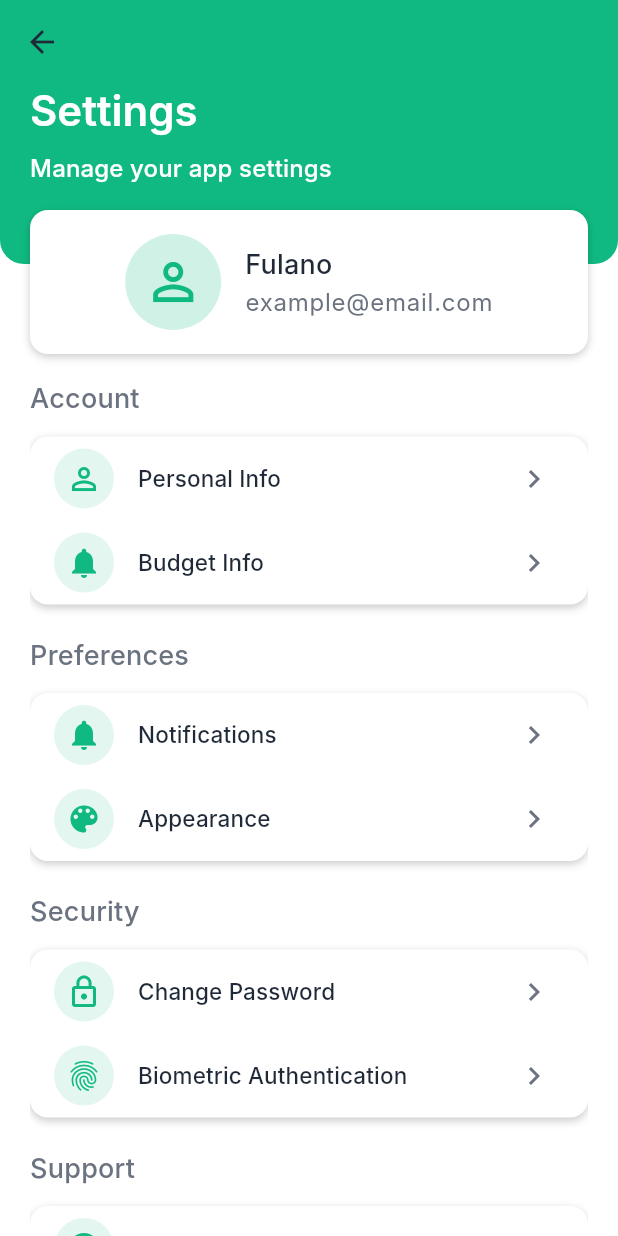
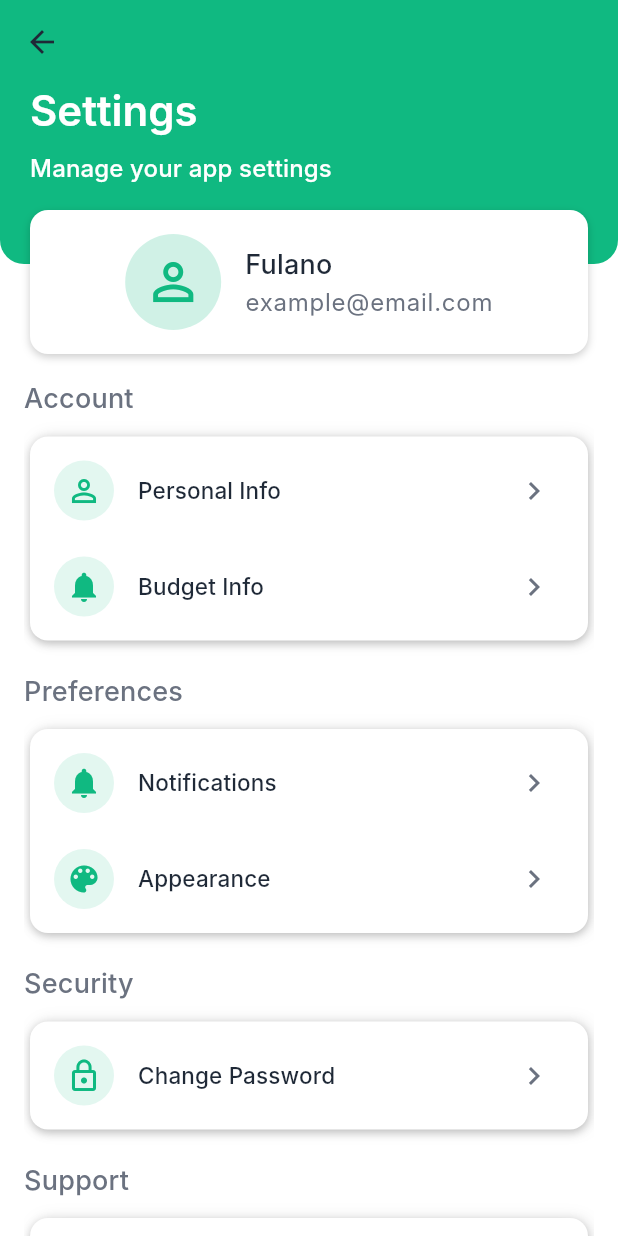
Before and after one commit to SimpleG20/EcoWallet-Mobile, a Flutter app: the SettingsPage screen opened directly, on a phone screen of 412 x 824 dp. Run offline on Flutter 3.47's test engine with Material 3 defaults, Android fonts, the light colour scheme and no system bars; our stand-ins replace equatable, flutter_bloc, fpdart, get_it, sqflite; accounts and stored records are empty; Roboto replaces fonts that are missing (Inter).

Commit message:
Add validators and i18n for personal info fields
Introduced new validators for email, phone, address, date, and name in app_validators.dart. Updated localization files (en/pt) and AppLocalizations to include new labels and error messages for these fields. Refactored settings_page.dart to support navigation to personal info and other settings sections, and improved UI structure and styling in settings_container.dart.

```diff
--- a/lib/features/settings/presentation/pages/settings_page.dart
+++ b/lib/features/settings/presentation/pages/settings_page.dart
@@ -1,11 +1,19 @@
-import 'package:eco_wallet/core/constants/ui_data.dart';
+import 'package:eco_wallet/features/settings/presentation/pages/personal_page.dart';
 import 'package:eco_wallet/features/settings/presentation/widgets/settings_option_item.dart';
 import 'package:eco_wallet/features/settings/presentation/widgets/settings_container.dart';
 import 'package:eco_wallet/l10n/app_localizations.dart';
 import 'package:flutter/material.dart';
 
-class SettingsPage extends StatelessWidget {
+class SettingsPage extends StatefulWidget {
   const SettingsPage({super.key});
+
+  @override
+  State<SettingsPage> createState() => _SettingsPageState();
+}
+
+class _SettingsPageState extends State<SettingsPage> {
+  Widget? _page;
+
   @override
   Widget build(BuildContext context) {
     final loc = AppLocalizations.of(context)!;
@@ -15,22 +23,21 @@ class SettingsPage extends StatelessWidget {
       appBar: AppBar(
         backgroundColor: theme.colorScheme.primaryContainer,
       ),
-      body: _buildBody(context, loc, theme),
+      body: _page ?? _buildBody(context, loc, theme),
     );
   }
 
-  Widget _buildBody(
-      BuildContext context, AppLocalizations loc, ThemeData theme) {
+  Widget _buildBody(BuildContext context, AppLocalizations loc, ThemeData theme) {
     return Column(
+      crossAxisAlignment: CrossAxisAlignment.stretch,
       children: [
         _buildHeader(context, loc, theme),
-        _buildSettingsOptions(context, loc, theme)
+        _buildSettingsOptions(context, loc, theme),
       ],
     );
   }
 
-  Widget _buildHeader(
-      BuildContext context, AppLocalizations loc, ThemeData theme) {
+  Widget _buildHeader(BuildContext context, AppLocalizations loc, ThemeData theme) {
     return SizedBox(
       height: 180,
       child: Stack(
@@ -83,8 +90,7 @@ class SettingsPage extends StatelessWidget {
                     children: [
                       CircleAvatar(
                         radius: 32,
-                        backgroundColor:
-                            theme.colorScheme.primary.withAlpha(50),
+                        backgroundColor: theme.colorScheme.primary.withAlpha(50),
                         child: Icon(
                           //state.profilePictureUrl != null ? --- IGNORE ---
                           Icons.person_outline,
@@ -103,8 +109,7 @@ class SettingsPage extends StatelessWidget {
                           ),
                           Text(
                             "example@email.com", //state.email,
-                            style: theme.textTheme.bodyLarge?.copyWith(
-                                color: theme.colorScheme.onSurfaceVariant),
+                            style: theme.textTheme.bodyLarge?.copyWith(color: theme.colorScheme.onSurfaceVariant),
                           ),
                         ],
                       ),
@@ -119,11 +124,10 @@ class SettingsPage extends StatelessWidget {
     );
   }
 
-  Widget _buildSettingsOptions(
-      BuildContext context, AppLocalizations loc, ThemeData theme) {
+  Widget _buildSettingsOptions(BuildContext context, AppLocalizations loc, ThemeData theme) {
     return Expanded(
       child: Padding(
-        padding: const EdgeInsets.symmetric(horizontal: 20.0),
+        padding: const EdgeInsets.symmetric(horizontal: 16.0),
         child: SingleChildScrollView(
           child: Column(
             crossAxisAlignment: CrossAxisAlignment.stretch,
@@ -146,94 +150,86 @@ class SettingsPage extends StatelessWidget {
     );
   }
 
-  Widget _buildAccountSection(
-      BuildContext context, AppLocalizations loc, ThemeData theme) {
+  Widget _buildAccountSection(BuildContext context, AppLocalizations loc, ThemeData theme) {
     return SettingsContainer(
       sectionLabel: loc.lbAccount,
       options: [
         SettingsOptionItem(
-            icon: Icons.person_outline,
-            title: loc.lbPersonalInfo,
-            onTap: () => _openModal(
-                context, Center() /* pass the widget you want to show here */)),
+          icon: Icons.person_outline,
+          title: loc.lbPersonalInfo,
+          onTap: () => _showScreen(context, PersonalPage()),
+        ),
+        const SizedBox(height: 8),
         SettingsOptionItem(
           icon: Icons.notifications,
           title: loc.lbBudgetInfo,
-          onTap: () => _openModal(
-              context, Center() /* pass the widget you want to show here */),
+          onTap: () => _showScreen(context, Center() /* pass the widget you want to show here */),
         ),
       ],
     );
   }
 
-  Widget _buildPreferencesSection(
-      BuildContext context, AppLocalizations loc, ThemeData theme) {
+  Widget _buildPreferencesSection(BuildContext context, AppLocalizations loc, ThemeData theme) {
     return SettingsContainer(
       sectionLabel: loc.lbPreferences,
       options: [
         SettingsOptionItem(
           icon: Icons.notifications,
           title: loc.lbNotifications,
-          onTap: () => _openModal(
-              context, Center() /* pass the widget you want to show here */),
+          onTap: () => _showScreen(context, Center() /* pass the widget you want to show here */),
         ),
+        const SizedBox(height: 8),
         SettingsOptionItem(
           icon: Icons.color_lens,
           title: loc.lbAppearance,
-          onTap: () => _openModal(
-              context, Center() /* pass the widget you want to show here */),
+          onTap: () => _showScreen(context, Center() /* pass the widget you want to show here */),
         ),
       ],
     );
   }
 
-  Widget _buildSecuritySection(
-      BuildContext context, AppLocalizations loc, ThemeData theme) {
+  Widget _buildSecuritySection(BuildContext context, AppLocalizations loc, ThemeData theme) {
     return SettingsContainer(
       sectionLabel: loc.lbSecurity,
       options: [
         SettingsOptionItem(
           icon: Icons.lock_outline,
           title: loc.lbChangePassword,
-          onTap: () => _openModal(
-              context, Center() /* pass the widget you want to show here */),
+          onTap: () => _showScreen(context, Center() /* pass the widget you want to show here */),
         ),
-        SettingsOptionItem(
-          icon: Icons.fingerprint,
-          title: loc.lbBiometrics,
-          onTap: () => _openModal(
-              context, Center() /* pass the widget you want to show here */),
-        ),
+        // const SizedBox(height: 8),
+        // SettingsOptionItem(
+        //   icon: Icons.fingerprint,
+        //   title: loc.lbBiometrics,
+        //   onTap: () => _showScreen(
+        //       context, Center() /* pass the widget you want to show here */),
+        // ),
       ],
     );
   }
 
-  Widget _buildSupportSection(
-      BuildContext context, AppLocalizations loc, ThemeData theme) {
+  Widget _buildSupportSection(BuildContext context, AppLocalizations loc, ThemeData theme) {
     return SettingsContainer(
       sectionLabel: loc.lbSupport,
       options: [
         SettingsOptionItem(
           icon: Icons.help_outline,
           title: loc.lbHelpCenter,
-          onTap: () => _openModal(
-              context, Center() /* pass the widget you want to show here */),
+          onTap: () => _showScreen(context, Center() /* pass the widget you want to show here */),
         ),
+        const SizedBox(height: 8),
         SettingsOptionItem(
           icon: Icons.feedback_outlined,
           title: loc.lbSendFeedback,
-          onTap: () => _openModal(
-              context, Center() /* pass the widget you want to show here */),
+          onTap: () => _showScreen(context, Center() /* pass the widget you want to show here */),
         ),
       ],
     );
   }
 
-  Widget _buildLogoutBtn(
-      BuildContext context, AppLocalizations loc, ThemeData theme) {
+  Widget _buildLogoutBtn(BuildContext context, AppLocalizations loc, ThemeData theme) {
     return ElevatedButton(
       style: ElevatedButton.styleFrom(
-        elevation: 4,
         backgroundColor: theme.colorScheme.onErrorContainer,
         foregroundColor: theme.colorScheme.error,
       ),
@@ -244,23 +240,16 @@ class SettingsPage extends StatelessWidget {
     );
   }
 
-  void _openModal(BuildContext context, Widget child) {
-    var mediaQuery = MediaQuery.of(context);
-    showModalBottomSheet(
-      context: context,
-      builder: (context) {
-        return Container(
-          height: mediaQuery.size.height * kModalHeightFactor,
-          decoration: BoxDecoration(
-            color: Theme.of(context).colorScheme.surface,
-            borderRadius: const BorderRadius.only(
-              topLeft: Radius.circular(32.0),
-              topRight: Radius.circular(32.0),
-            ),
-          ),
-          child: child,
-        );
-      },
+  Widget _buildDeleteAccountBtn(BuildContext context, AppLocalizations loc, ThemeData theme) {
+    return TextButton(
+      onPressed: () {},
+      child: Text(loc.lbDeleteAccount),
     );
   }
+
+  void _showScreen(BuildContext context, Widget child) {
+    setState(() {
+      _page = child;
+    });
+  }
 }
--- a/lib/features/settings/presentation/widgets/settings_container.dart
+++ b/lib/features/settings/presentation/widgets/settings_container.dart
@@ -25,6 +25,8 @@ class SettingsContainer extends StatelessWidget {
         ),
         const SizedBox(height: 12),
         Container(
+          margin: const EdgeInsets.symmetric(horizontal: 4),
+          padding: const EdgeInsets.symmetric(vertical: 8),
           decoration: BoxDecoration(
             color: theme.colorScheme.surface,
             borderRadius: BorderRadius.circular(12.0),
@@ -33,6 +35,11 @@ class SettingsContainer extends StatelessWidget {
                 color: Colors.black.withValues(alpha: 0.2),
                 blurRadius: 4,
                 offset: const Offset(0, 2),
+              ),
+              BoxShadow(
+                color: Colors.black.withValues(alpha: 0.1),
+                blurRadius: 8,
+                offset: const Offset(2, 0),
               ),
             ],
           ),
--- a/lib/l10n/app_localizations.dart
+++ b/lib/l10n/app_localizations.dart
@@ -158,6 +158,30 @@ abstract class AppLocalizations {
   /// **'Manage your app settings'**
   String get settingsSubTitle;
 
+  /// No description provided for @personalInfoSubTitle.
+  ///
+  /// In en, this message translates to:
+  /// **'Update your personal information'**
+  String get personalInfoSubTitle;
+
+  /// No description provided for @securitySubTitle.
+  ///
+  /// In en, this message translates to:
+  /// **'Enhance your account security'**
+  String get securitySubTitle;
+
+  /// No description provided for @notificationsSubTitle.
+  ///
+  /// In en, this message translates to:
+  /// **'Manage your notification preferences'**
+  String get notificationsSubTitle;
+
+  /// No description provided for @budgetInfoSubTitle.
+  ///
+  /// In en, this message translates to:
+  /// **'View and manage your budget'**
+  String get budgetInfoSubTitle;
+
   /// No description provided for @searchTransactions.
   ///
   /// In en, this message translates to:
@@ -254,6 +278,18 @@ abstract class AppLocalizations {
   /// **'Bills'**
   String get lbBills;
 
+  /// No description provided for @lbEmail.
+  ///
+  /// In en, this message translates to:
+  /// **'Email'**
+  String get lbEmail;
+
+  /// No description provided for @lbPhone.
+  ///
+  /// In en, this message translates to:
+  /// **'Phone'**
+  String get lbPhone;
+
   /// No description provided for @lbWallet.
   ///
   /// In en, this message translates to:
@@ -332,6 +368,12 @@ abstract class AppLocalizations {
   /// **'Account'**
   String get lbAccount;
 
+  /// No description provided for @lbAddress.
+  ///
+  /// In en, this message translates to:
+  /// **'Address'**
+  String get lbAddress;
+
   /// No description provided for @lbSettings.
   ///
   /// In en, this message translates to:
@@ -385,6 +427,12 @@ abstract class AppLocalizations {
   /// In en, this message translates to:
   /// **'Help Center'**
   String get lbHelpCenter;
+
+  /// No description provided for @lbDateBirth.
+  ///
+  /// In en, this message translates to:
+  /// **'Date of Birth'**
+  String get lbDateBirth;
 
   /// No description provided for @lbPreferences.
   ///
@@ -476,6 +524,18 @@ abstract class AppLocalizations {
   /// **'Transaction deleted successfully.'**
   String get msgTransactionDeleted;
 
+  /// No description provided for @errorDateEmpty.
+  ///
+  /// In en, this message translates to:
+  /// **'Please select a date.'**
+  String get errorDateEmpty;
+
+  /// No description provided for @errorTitleEmpty.
+  ///
+  /// In en, this message translates to:
+  /// **'Please enter a title.'**
+  String get errorTitleEmpty;
+
   /// No description provided for @errorAmountEmpty.
   ///
   /// In en, this message translates to:
@@ -488,18 +548,6 @@ abstract class AppLocalizations {
   /// **'Please select a category.'**
   String get errorCategoryEmpty;
 
-  /// No description provided for @errorDateEmpty.
-  ///
-  /// In en, this message translates to:
-  /// **'Please select a date.'**
-  String get errorDateEmpty;
-
-  /// No description provided for @errorTitleEmpty.
-  ///
-  /// In en, this message translates to:
-  /// **'Please enter a title.'**
-  String get errorTitleEmpty;
-
   /// No description provided for @errorAmountInvalid.
   ///
   /// In en, this message translates to:
@@ -511,6 +559,66 @@ abstract class AppLocalizations {
   /// In en, this message translates to:
   /// **'Amount must be greater than zero.'**
   String get errorAmountMustBePositive;
+
+  /// No description provided for @errorEmailEmpty.
+  ///
+  /// In en, this message translates to:
+  /// **'Email cannot be empty.'**
+  String get errorEmailEmpty;
+
+  /// No description provided for @errorEmailInvalid.
+  ///
+  /// In en, this message translates to:
+  /// **'Invalid email format.'**
+  String get errorEmailInvalid;
+
+  /// No description provided for @errorPhoneEmpty.
+  ///
+  /// In en, this message translates to:
+  /// **'Phone number cannot be empty.'**
+  String get errorPhoneEmpty;
+
+  /// No description provided for @errorPhoneInvalid.
+  ///
+  /// In en, this message translates to:
+  /// **'Invalid phone number format.'**
+  String get errorPhoneInvalid;
+
+  /// No description provided for @errorAddressEmpty.
+  ///
+  /// In en, this message translates to:
+  /// **'Address cannot be empty.'**
+  String get errorAddressEmpty;
+
+  /// No description provided for @errorAddressInvalid.
+  ///
+  /// In en, this message translates to:
+  /// **'Address is too short.'**
+  String get errorAddressInvalid;
+
+  /// No description provided for @errorDateInvalid.
+  ///
+  /// In en, this message translates to:
+  /// **'Invalid date format.'**
+  String get errorDateInvalid;
+
+  /// No description provided for @errorDateOutOfRange.
+  ///
+  /// In en, this message translates to:
+  /// **'Date out of range.'**
+  String get errorDateOutOfRange;
+
+  /// No description provided for @errorNameEmpty.
+  ///
+  /// In en, this message translates to:
+  /// **'Name cannot be empty.'**
+  String get errorNameEmpty;
+
+  /// No description provided for @errorNameInvalid.
+  ///
+  /// In en, this message translates to:
+  /// **'Name is too short.'**
+  String get errorNameInvalid;
 
   /// No description provided for @errorAmountFormat.
   ///
```
Also changed, not shown: lib/core/utils/app_validators.dart (+73 -0 lines), lib/l10n/app_en.arb (+20 -2 lines), lib/l10n/app_localizations_en.dart (+60 -6 lines), lib/l10n/app_localizations_pt.dart (+61 -6 lines), lib/l10n/app_pt.arb (+18 -0 lines), 5 other files.
